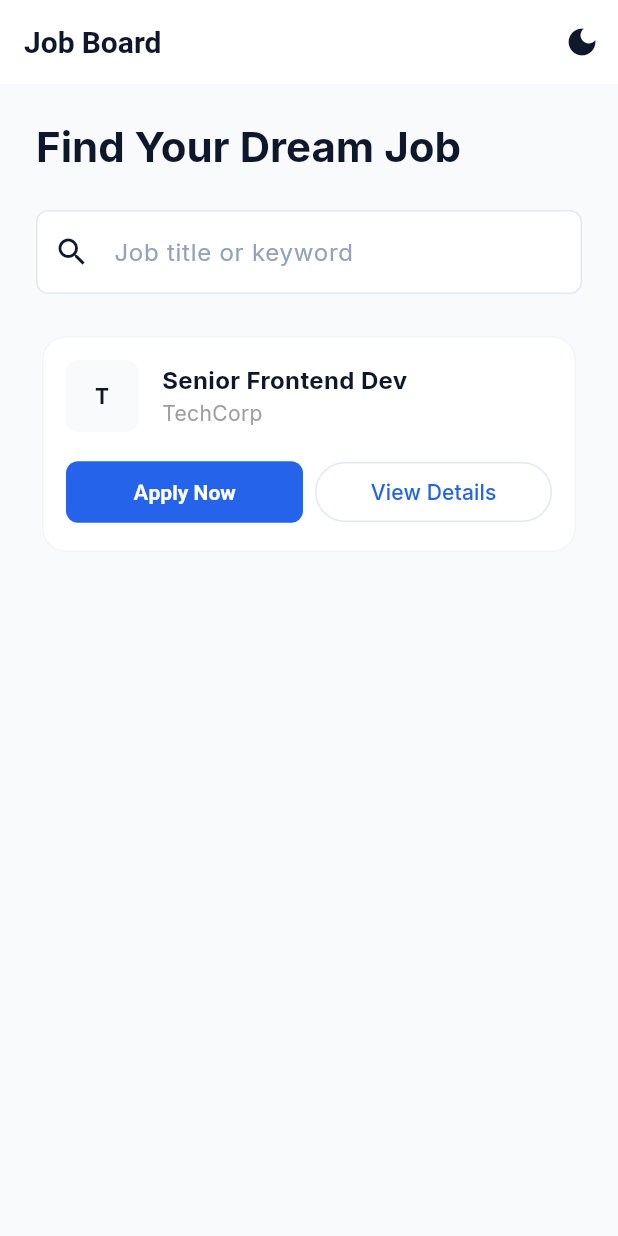
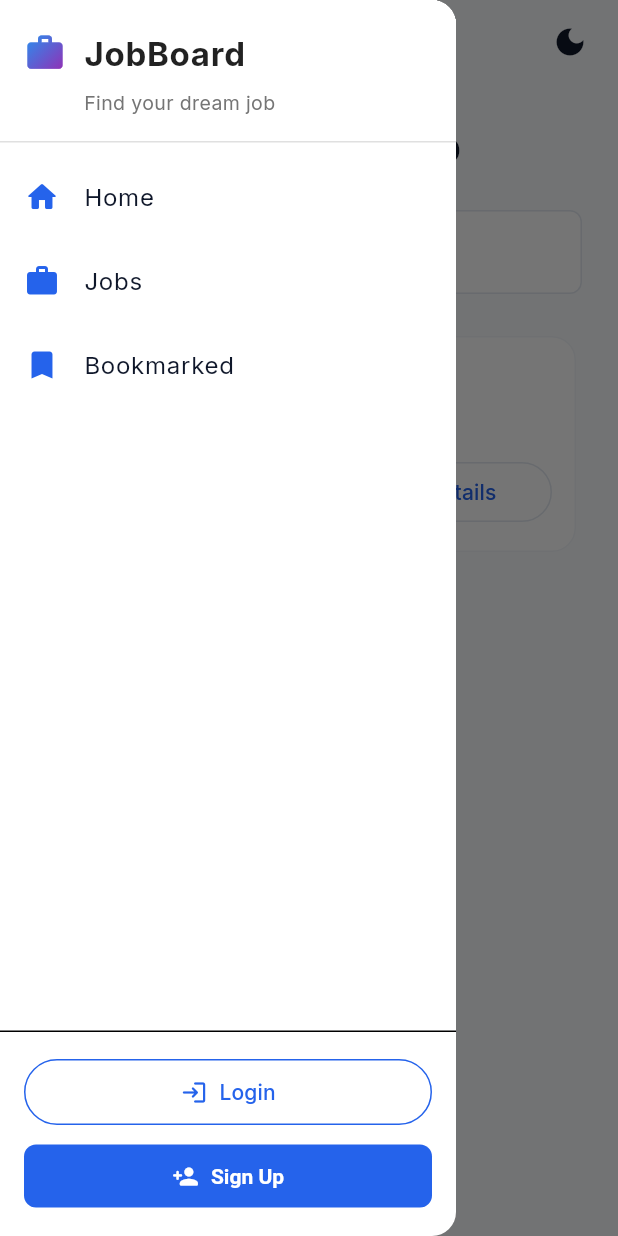
Before and after one commit to Job-Board-Front/job_board_flutter, a Flutter app: the screen it shows after launch, with the side drawer open (before the commit the screen has no drawer), on a phone screen of 412 x 824 dp. Run offline on Flutter 3.47's test engine with Material 3 defaults, Android fonts, the phone set to English and light mode, and no system bars; our stand-ins replace bloc, flutter_bloc, google_fonts, shared_preferences.

Commit message:
added navbar and drawer

```diff
--- /dev/null
+++ b/lib/core/widgets/app_drawer.dart
@@ -0,0 +1,161 @@
+
+import 'package:flutter/material.dart';
+
+class AppDrawer extends StatelessWidget {
+  const AppDrawer({super.key});
+
+  @override
+  Widget build(BuildContext context) {
+    final isDark = Theme.of(context).brightness == Brightness.dark;
+
+    return Drawer(
+      child: Column(
+        children: [
+          // Header élégant
+          Container(
+            width: double.infinity,
+            padding: const EdgeInsets.fromLTRB(16, 20, 16, 16),
+            decoration: BoxDecoration(
+              color: isDark ? Colors.grey[900] : Colors.white,
+              border: Border(
+                bottom: BorderSide(
+                  color: isDark ? Colors.grey[700]! : Colors.grey[300]!,
+                  width: 1,
+                ),
+              ),
+            ),
+            child: Column(
+              crossAxisAlignment: CrossAxisAlignment.start,
+              children: [
+                Row(
+                  children: [
+                    ShaderMask(
+                      shaderCallback: (bounds) => const LinearGradient(
+                        colors: [Color(0xFF2196F3), Color(0xFF9C27B0)],
+                        begin: Alignment.topLeft,
+                        end: Alignment.bottomRight,
+                      ).createShader(bounds),
+                      child: Icon(
+                        Icons.work_rounded,
+                        size: 28,
+                        color: Colors.white,
+                      ),
+                    ),
+                    const SizedBox(width: 12),
+                    Text(
+                      'JobBoard',
+                      style: TextStyle(
+                        color: isDark ? Colors.white : Colors.black87,
+                        fontSize: 22,
+                        fontWeight: FontWeight.bold,
+                        letterSpacing: 0.5,
+                      ),
+                    ),
+                  ],
+                ),
+                const SizedBox(height: 8),
+                Padding(
+                  padding: const EdgeInsets.only(left: 40),
+                  child: Text(
+                    'Find your dream job',
+                    style: TextStyle(
+                      color: isDark ? Colors.grey[400] : Colors.grey[600],
+                      fontSize: 13,
+                    ),
+                  ),
+                ),
+              ],
+            ),
+          ),
+
+
+          // Menu principal
+          Expanded(
+            child: ListView(
+              padding: const EdgeInsets.symmetric(vertical: 8),
+              children: [
+                ListTile(
+                  leading: Icon(
+                    Icons.home_rounded,
+                    color: isDark ? Colors.white : Theme.of(context).primaryColor,
+                  ),
+                  title: const Text('Home'),
+                  onTap: () {
+                    Navigator.pop(context);
+                    // TODO: Naviguer vers Home
+                  },
+                ),
+                ListTile(
+                  leading: Icon(
+                    Icons.work_rounded,
+                    color: isDark ? Colors.white : Theme.of(context).primaryColor,
+                  ),
+                  title: const Text('Jobs'),
+                  onTap: () {
+                    Navigator.pop(context);
+                    // TODO: Naviguer vers Jobs
+                  },
+                ),
+                ListTile(
+                  leading: Icon(
+                    Icons.bookmark_rounded,
+                    color: isDark ? Colors.white : Theme.of(context).primaryColor,
+                  ),
+                  title: const Text('Bookmarked'),
+                  onTap: () {
+                    Navigator.pop(context);
+                    // TODO: Naviguer vers Bookmarked
+                  },
+                ),
+              ],
+            ),
+          ),
+
+          // Section Login/Sign Up en bas
+          const Divider(height: 1),
+          Container(
+            padding: const EdgeInsets.all(16),
+            child: Column(
+              children: [
+                SizedBox(
+                  width: double.infinity,
+                  child: OutlinedButton.icon(
+                    onPressed: () {
+                      Navigator.pop(context);
+                      // TODO: Naviguer vers Login
+                    },
+                    icon: const Icon(Icons.login_rounded),
+                    label: const Text('Login'),
+                    style: OutlinedButton.styleFrom(
+                      padding: const EdgeInsets.symmetric(vertical: 12),
+                      side: BorderSide(
+                        color: isDark ? Colors.white : Theme.of(context).primaryColor,
+                      ),
+                    ),
+                  ),
+                ),
+                const SizedBox(height: 8),
+                SizedBox(
+                  width: double.infinity,
+                  child: ElevatedButton.icon(
+                    onPressed: () {
+                      Navigator.pop(context);
+                      // TODO: Naviguer vers Sign Up
+                    },
+                    icon: const Icon(Icons.person_add_rounded),
+                    label: const Text('Sign Up'),
+                    style: ElevatedButton.styleFrom(
+                      padding: const EdgeInsets.symmetric(vertical: 12),
+                      backgroundColor: Theme.of(context).primaryColor,
+                      foregroundColor: Colors.white,
+                    ),
+                  ),
+                ),
+              ],
+            ),
+          ),
+        ],
+      ),
+    );
+  }
+}
--- /dev/null
+++ b/lib/core/widgets/app_navbar.dart
@@ -0,0 +1,67 @@
+import 'package:flutter/material.dart';
+import 'package:flutter_bloc/flutter_bloc.dart';
+import '../bloc/cubit/theme_cubit.dart';
+
+class AppNavbar extends StatelessWidget implements PreferredSizeWidget {
+  const AppNavbar({super.key});
+
+  @override
+  Widget build(BuildContext context) {
+    final isDark = Theme.of(context).brightness == Brightness.dark;
+
+
+    return AppBar(
+      elevation: 0,
+      backgroundColor: Theme.of(context).scaffoldBackgroundColor,
+      leading: Builder(
+        builder: (context) => IconButton(
+          icon: const Icon(Icons.menu),
+          onPressed: () {Scaffold.of(context).openDrawer();
+          },
+          tooltip: 'Menu',
+        ),
+      ),
+      title: Row(
+        children: [
+          ShaderMask(
+            shaderCallback: (bounds) => const LinearGradient(
+              colors: [Color(0xFF2196F3), Color(0xFF9C27B0)],
+              begin: Alignment.topLeft,
+              end: Alignment.bottomRight,
+            ).createShader(bounds),
+            child: const Icon(
+              Icons.work_rounded,
+              size: 28,
+              color: Colors.white,
+            ),
+          ),
+          const SizedBox(width: 12),
+          Text(
+            'JobBoard',
+            style: TextStyle(
+              color: isDark ? Colors.white : Colors.black87,
+              fontSize: 22,
+              fontWeight: FontWeight.bold,
+              letterSpacing: 0.5,
+            ),
+          ),
+        ],
+      ),
+      actions: [
+        IconButton(
+          icon: Icon(
+            isDark ? Icons.light_mode : Icons.dark_mode,
+          ),
+          onPressed: () {
+            context.read<ThemeCubit>().toggleTheme();
+          },
+          tooltip: isDark ? 'Mode clair' : 'Mode sombre',
+        ),
+        const SizedBox(width: 8),
+      ],
+    );
+  }
+
+  @override
+  Size get preferredSize => const Size.fromHeight(kToolbarHeight);
+}
--- a/lib/main.dart
+++ b/lib/main.dart
@@ -1,6 +1,8 @@
 import 'package:flutter/material.dart';
 import 'package:flutter_bloc/flutter_bloc.dart';
 import 'package:job_board_flutter/core/bloc/cubit/theme_cubit.dart';
+import 'package:job_board_flutter/core/widgets/app_drawer.dart';
+import 'package:job_board_flutter/core/widgets/app_navbar.dart';
 import 'package:job_board_flutter/features/jobs/bloc/job_details_cubit.dart';
 import 'package:job_board_flutter/features/jobs/data/repositories/job_repository.dart';
 import 'package:job_board_flutter/features/jobs/pages/job_details_page.dart';
@@ -62,7 +64,7 @@ class HomePage extends StatelessWidget {
   @override
   Widget build(BuildContext context) {
     return Scaffold(
-      appBar: AppBar(
+      /*appBar: AppBar(
         title: const Text('Job Board'),
         actions: [
           IconButton(
@@ -76,7 +78,9 @@ class HomePage extends StatelessWidget {
             },
           ),
         ],
-      ),
+      ),*/
+      appBar: AppNavbar(),
+      drawer: AppDrawer(),
       body: Padding(
         padding: const EdgeInsets.all(24.0),
         child: Column(
```
Also changed, not shown: lib/features/jobs/pages/job_details_page.dart (+10 -1 lines), lib/features/jobs/widgets/back_to_jobs.dart (added, +37 -0 lines), lib/features/jobs/widgets/job_actions_bar.dart (+48 -8 lines), lib/features/jobs/widgets/job_description.dart (+46 -10 lines), lib/features/jobs/widgets/job_details_card.dart (+61 -10 lines), lib/features/jobs/widgets/job_header.dart (+13 -3 lines), lib/features/jobs/widgets/job_skills.dart (+29 -5 lines).
